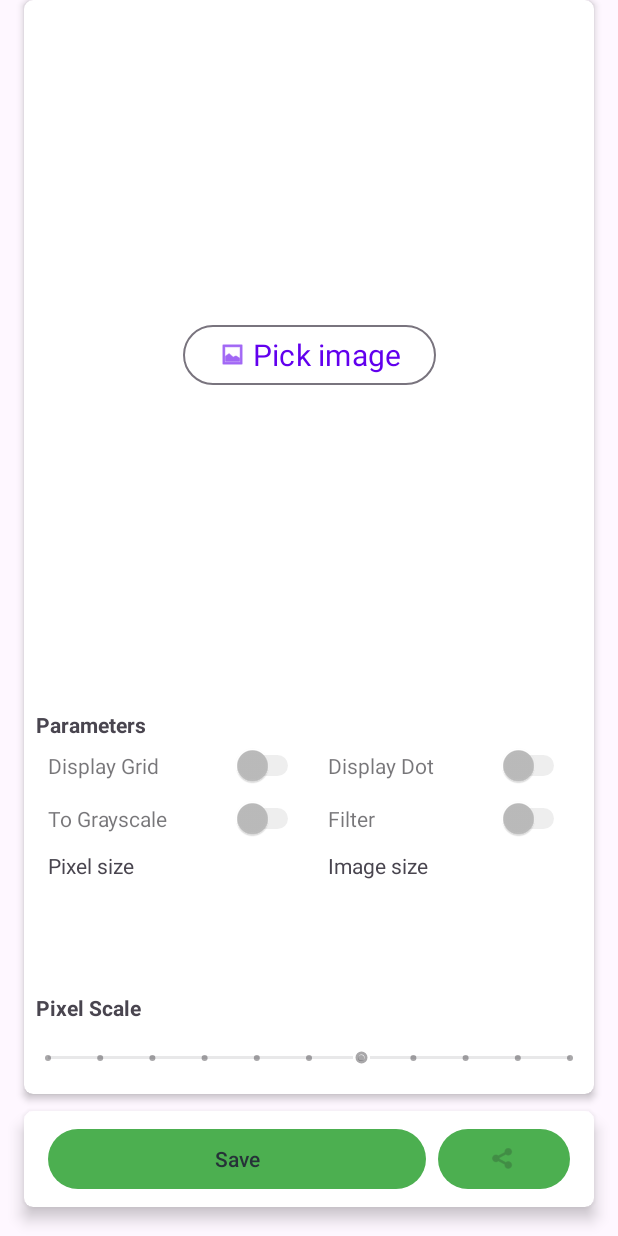
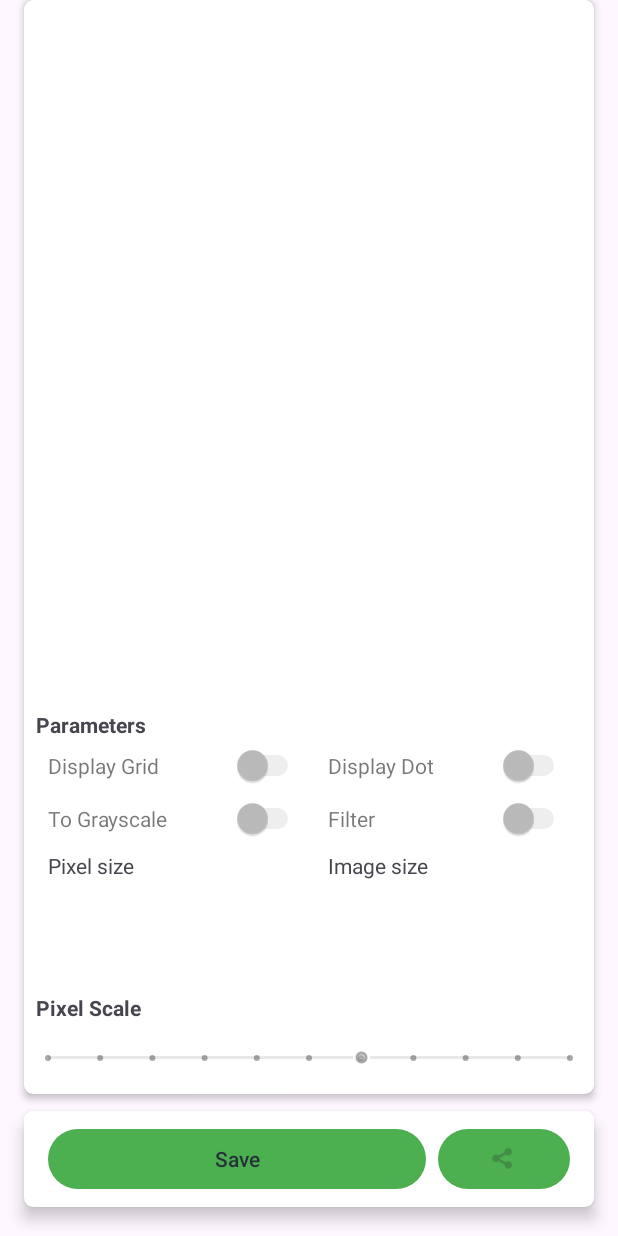
Before and after one commit to DaniilVdovin/Pixeling, an Android app: the screen it shows after launch (MainActivity), on a phone screen of 412 x 824 dp. Run offline under Robolectric (Android 15) with nearby library versions, the phone set to English and light mode, and no system bars; our stand-ins replace AdMob; plain views replace AdManagerAdView; 5 statements that could not run were skipped.

Commit message:
fix imagepicker

```diff
--- a/app/src/main/java/com/daniilvdovin/pixelit/MainActivity.java
+++ b/app/src/main/java/com/daniilvdovin/pixelit/MainActivity.java
@@ -119,9 +119,11 @@ public class MainActivity extends AppCompatActivity {
         t_pixelRate = findViewById(R.id.t_pixel_rate);
         progressBar = findViewById(R.id.progressBar);
         AdFrame = findViewById(R.id.AdFrame);
+        imagepicker.setVisibility(View.VISIBLE);
         //UI PreSetup9
         if(image==null) {
             _isGalleryOpen = false;
+            imagepicker.setVisibility(View.GONE);
             imagepicker.setEnabled(false);
             imageView.setEnabled(false);
             progressBar.setVisibility(View.GONE);
```
